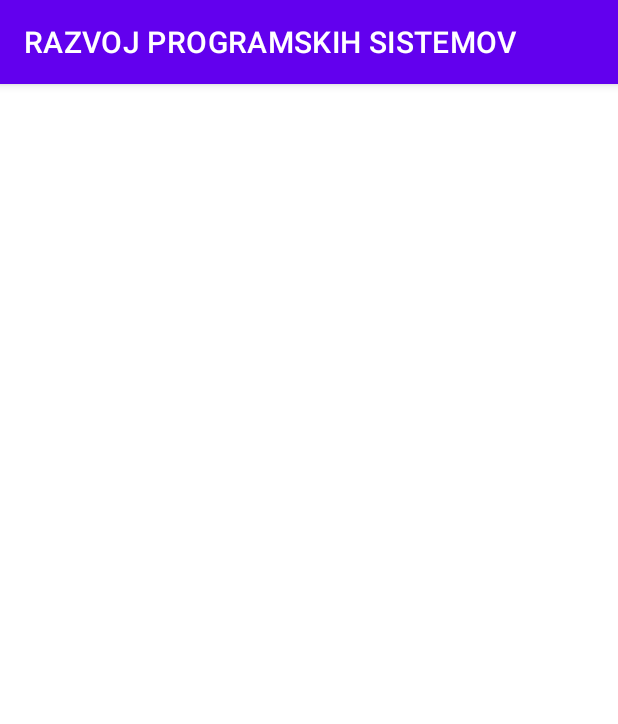
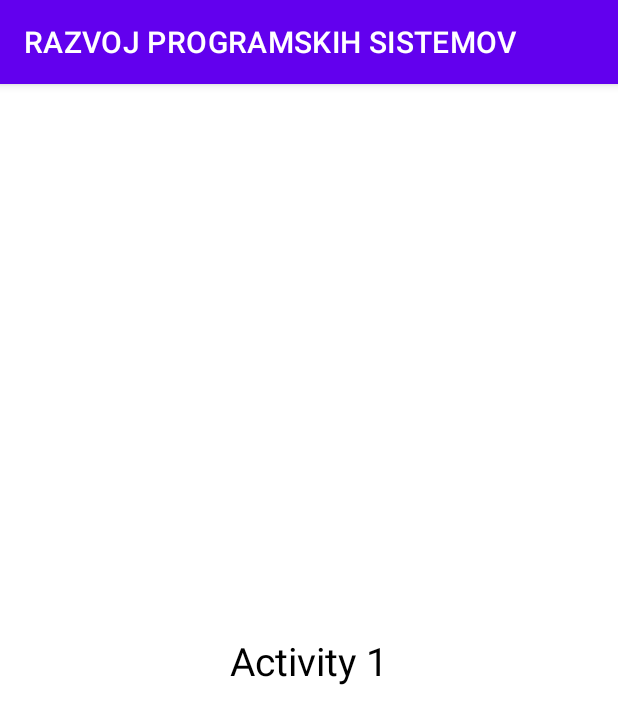
Before and after one commit to viktordenac/RAZVOJ-PROGRAMSKIH-SISTEMOV, an Android app: the screen it shows after launch (MainActivity), on a phone screen of 412 x 824 dp. Shown: the top 724 px of the screen. Run offline under Robolectric (Android 15) with nearby library versions, the phone set to English and light mode, and no system bars; our stand-ins replace navigation-ui; 3 statements that could not run were skipped.

Commit message:
Modified activity_main.xml

```diff
--- a/app/src/main/res/layout/activity_main.xml
+++ b/app/src/main/res/layout/activity_main.xml
@@ -1,5 +1,6 @@
 <?xml version="1.0" encoding="utf-8"?>
-<androidx.drawerlayout.widget.DrawerLayout xmlns:android="http://schemas.android.com/apk/res/android"
+<androidx.drawerlayout.widget.DrawerLayout
+    xmlns:android="http://schemas.android.com/apk/res/android"
     xmlns:app="http://schemas.android.com/apk/res-auto"
     xmlns:tools="http://schemas.android.com/tools"
     android:id="@+id/drawerLayout"
@@ -8,23 +9,29 @@
     tools:context=".MainActivity">
 
     <androidx.constraintlayout.widget.ConstraintLayout
-        android:id="@+id/container"
         android:layout_width="match_parent"
-        android:layout_height="match_parent"
-        android:paddingTop="?attr/actionBarSize">
+        android:layout_height="match_parent">
 
-        <FrameLayout
-            android:layout_width="match_parent"
-            android:layout_height="match_parent"
-            android:id="@+id/frameLayout"/>
+        <TextView
+            android:layout_width="wrap_content"
+            android:layout_height="wrap_content"
+            android:text="Activity 1"
+            android:textSize="26dp"
+            android:textColor="@color/black"
+            app:layout_constraintBottom_toBottomOf="parent"
+            app:layout_constraintEnd_toEndOf="parent"
+            app:layout_constraintHorizontal_bias="0.5"
+            app:layout_constraintStart_toStartOf="parent"
+            app:layout_constraintTop_toTopOf="parent"/>
 
     </androidx.constraintlayout.widget.ConstraintLayout>
     <com.google.android.material.navigation.NavigationView
         android:layout_width="wrap_content"
         android:layout_height="match_parent"
-        android:id="@+id/nav_view"
         app:headerLayout="@layout/nav_header"
         app:menu="@menu/nav_menu"
+        android:id="@+id/nav_view"
         android:layout_gravity="start"
         android:fitsSystemWindows="true"/>
+
 </androidx.drawerlayout.widget.DrawerLayout>
```
